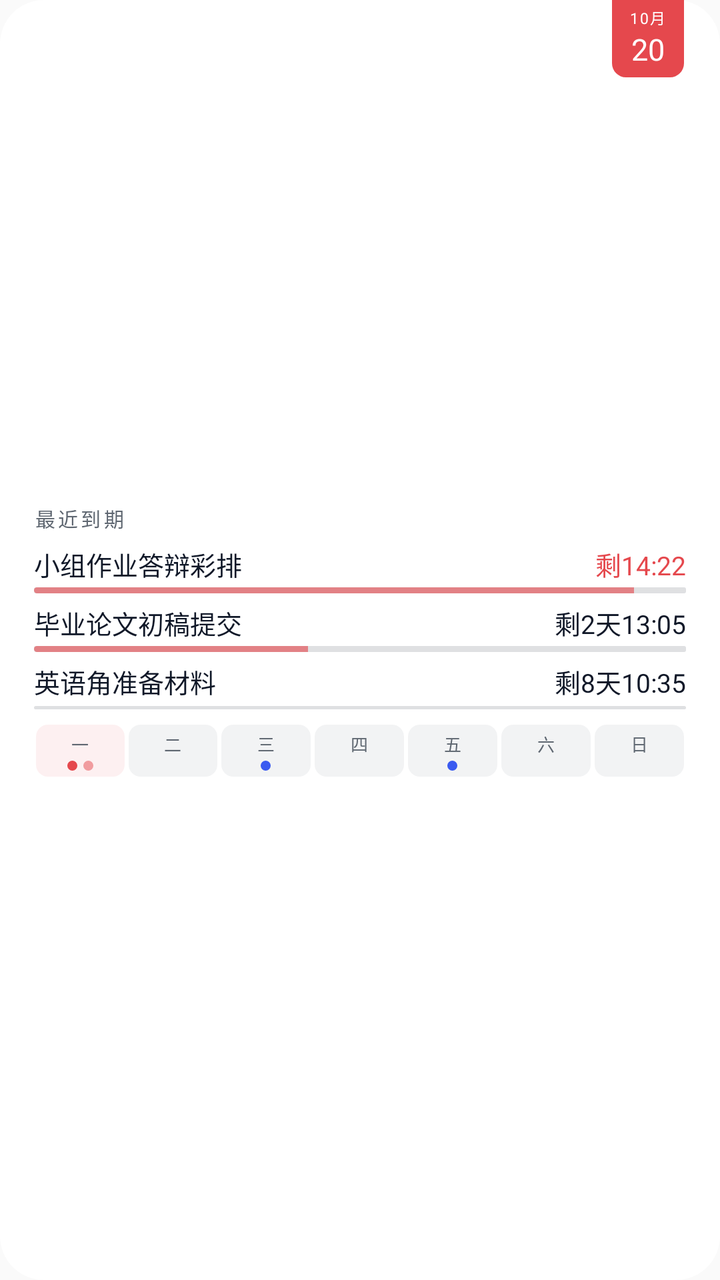
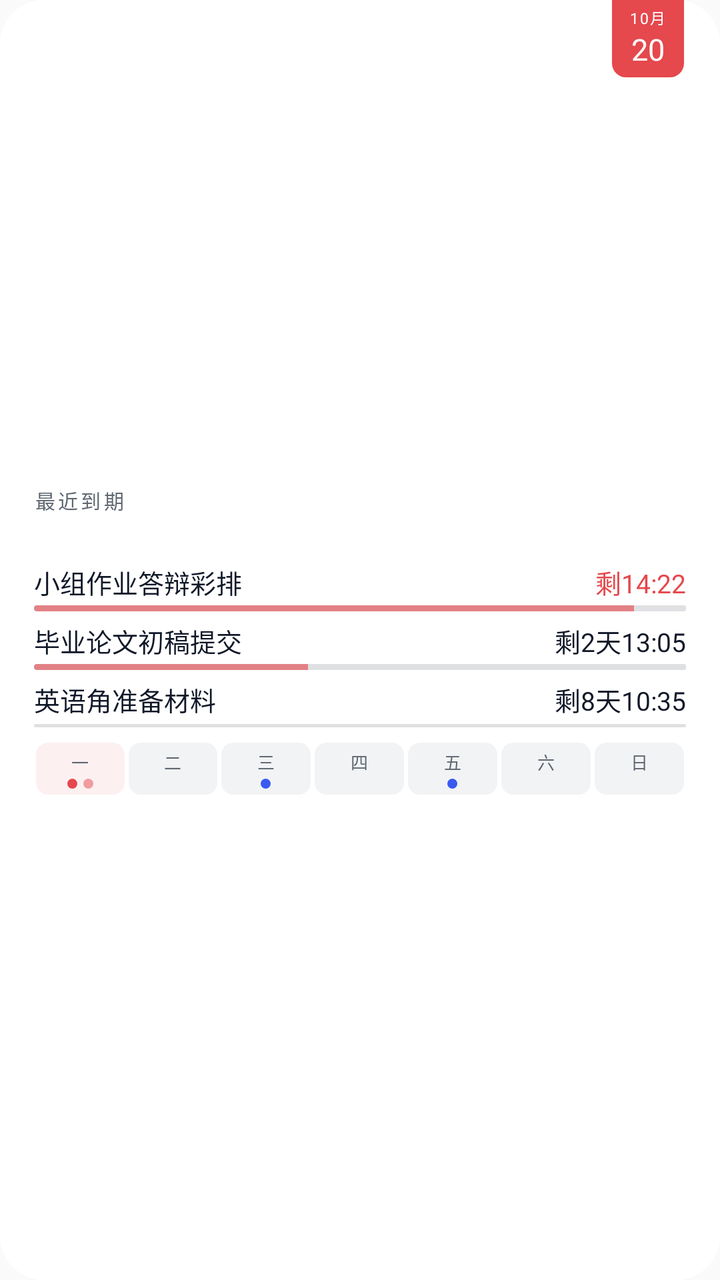

Two renders of the same Android screen: before a commit and after it. Below are the layout's source before the change and the commit's diff.
<!-- AndroidManifest.xml: application theme android:Theme.Material.Light.NoActionBar -->
<!-- res/layout/widget_v3_preview.xml -->
<?xml version="1.0" encoding="utf-8"?>
<FrameLayout xmlns:android="http://schemas.android.com/apk/res/android"
    android:layout_width="match_parent"
    android:layout_height="match_parent"
    android:background="@drawable/widget_bg_light">

    <LinearLayout
        android:layout_width="match_parent"
        android:layout_height="wrap_content"
        android:layout_gravity="center_vertical"
        android:orientation="vertical"
        android:paddingStart="17dp"
        android:paddingTop="6dp"
        android:paddingEnd="17dp"
        android:paddingBottom="6dp">

        <TextView
            android:layout_width="wrap_content"
            android:layout_height="wrap_content"
            android:text="最近到期"
            android:textColor="#FF5F6771"
            android:textSize="10sp"
            android:letterSpacing="0.14"
/>

        
        <LinearLayout
            android:layout_width="match_parent"
            android:layout_height="wrap_content"
            android:layout_marginTop="6dp"
            android:orientation="vertical">

            <LinearLayout
                android:layout_width="match_parent"
                android:layout_height="wrap_content"
                android:orientation="horizontal">

                <TextView
                    android:layout_width="0dp"
                    android:layout_height="wrap_content"
                    android:layout_weight="1"
                    android:text="小组作业答辩彩排"
                    android:textColor="#FF101828"
                    android:textSize="13sp"
                    android:maxLines="1"
                    android:ellipsize="end"
/>

                <TextView
                    android:layout_width="wrap_content"
                    android:layout_height="wrap_content"
                    android:layout_marginStart="10dp"
                    android:text="剩14:22"
                    android:textColor="#FFE5484D"
                    android:textSize="13sp"
                    android:maxLines="1"
/>
            </LinearLayout>

            <FrameLayout
                android:layout_width="match_parent"
                android:layout_height="wrap_content"
                android:layout_marginTop="2dp">

                <TextView
                    android:layout_width="match_parent"
                    android:layout_height="3dp"
                    android:background="@drawable/widget_ruler_track_light" />

                <ProgressBar
                    style="@android:style/Widget.ProgressBar.Horizontal"
                    android:layout_width="match_parent"
                    android:layout_height="3dp"
                    android:max="100"
                    android:progress="92"
                    android:progressDrawable="@drawable/widget_ruler_progress" />
            </FrameLayout>
        </LinearLayout>

        
        <LinearLayout
            android:layout_width="match_parent"
            android:layout_height="wrap_content"
            android:layout_marginTop="5dp"
            android:orientation="vertical">

            <LinearLayout
                android:layout_width="match_parent"
                android:layout_height="wrap_content"
                android:orientation="horizontal">

                <TextView
                    android:layout_width="0dp"
                    android:layout_height="wrap_content"
                    android:layout_weight="1"
                    android:text="毕业论文初稿提交"
                    android:textColor="#FF101828"
                    android:textSize="13sp"
                    android:maxLines="1"
                    android:ellipsize="end"
/>

                <TextView
                    android:layout_width="wrap_content"
                    android:layout_height="wrap_content"
                    android:layout_marginStart="10dp"
                    android:text="剩2天13:05"
                    android:textColor="#FF101828"
                    android:textSize="13sp"
                    android:maxLines="1"
/>
            </LinearLayout>

            <FrameLayout
                android:layout_width="match_parent"
                android:layout_height="wrap_content"
                android:layout_marginTop="2dp">

                <TextView
                    android:layout_width="match_parent"
                    android:layout_height="3dp"
                    android:background="@drawable/widget_ruler_track_light" />

                <ProgressBar
                    style="@android:style/Widget.ProgressBar.Horizontal"
                    android:layout_width="match_parent"
                    android:layout_height="3dp"
                    android:max="100"
                    android:progress="42"
                    android:progressDrawable="@drawable/widget_ruler_progress" />
            </FrameLayout>
        </LinearLayout>

        
        <LinearLayout
            android:layout_width="match_parent"
            android:layout_height="wrap_content"
            android:layout_marginTop="5dp"
            android:orientation="vertical">

            <LinearLayout
                android:layout_width="match_parent"
                android:layout_height="wrap_content"
                android:orientation="horizontal">

                <TextView
                    android:layout_width="0dp"
                    android:layout_height="wrap_content"
                    android:layout_weight="1"
                    android:text="英语角准备材料"
                    android:textColor="#FF101828"
                    android:textSize="13sp"
                    android:maxLines="1"
                    android:ellipsize="end"
/>

                <TextView
                    android:layout_width="wrap_content"
                    android:layout_height="wrap_content"
                    android:layout_marginStart="10dp"
                    android:text="剩8天10:35"
                    android:textColor="#FF101828"
                    android:textSize="13sp"
                    android:maxLines="1"
/>
            </LinearLayout>

            <FrameLayout
                android:layout_width="match_parent"
                android:layout_height="3dp"
                android:layout_marginTop="2dp">

                <TextView
                    android:layout_width="match_parent"
                    android:layout_height="1.5dp"
                    android:layout_gravity="center_vertical"
                    android:background="@drawable/widget_ruler_track_light" />
            </FrameLayout>
        </LinearLayout>

        
        <LinearLayout
            android:layout_width="match_parent"
            android:layout_height="wrap_content"
            android:layout_marginTop="7dp"
            android:orientation="horizontal">

            <LinearLayout
                android:layout_width="0dp"
                android:layout_height="wrap_content"
                android:layout_marginStart="1dp"
                android:layout_marginEnd="1dp"
                android:layout_weight="1"
                android:background="@drawable/widget_cell_today_light"
                android:gravity="center_horizontal"
                android:orientation="vertical"
                android:paddingTop="3dp"
                android:paddingBottom="3dp">

                <TextView
                    android:layout_width="wrap_content"
                    android:layout_height="wrap_content"
                    android:text="一"
                    android:textColor="#FF5F6771"
                    android:textSize="8.5sp" />

                <LinearLayout
                    android:layout_width="wrap_content"
                    android:layout_height="5dp"
                    android:layout_marginTop="2dp"
                    android:gravity="center"
                    android:orientation="horizontal">

                    <TextView
                        android:layout_width="5dp"
                        android:layout_height="5dp"
                        android:background="@drawable/dot_red" />

                    <TextView
                        android:layout_width="5dp"
                        android:layout_height="5dp"
                        android:layout_marginStart="3dp"
                        android:background="@drawable/dot_red_soft" />
                </LinearLayout>
            </LinearLayout>

            <LinearLayout
                android:layout_width="0dp"
                android:layout_height="wrap_content"
                android:layout_marginStart="1dp"
                android:layout_marginEnd="1dp"
                android:layout_weight="1"
                android:background="@drawable/widget_cell_light"
                android:gravity="center_horizontal"
                android:orientation="vertical"
                android:paddingTop="3dp"
                android:paddingBottom="3dp">

                <TextView
                    android:layout_width="wrap_content"
                    android:layout_height="wrap_content"
                    android:text="二"
                    android:textColor="#FF5F6771"
                    android:textSize="8.5sp" />

                <LinearLayout
                    android:layout_width="wrap_content"
                    android:layout_height="5dp"
                    android:layout_marginTop="2dp"
                    android:gravity="center"
                    android:orientation="horizontal" />
            </LinearLayout>

            <LinearLayout
                android:layout_width="0dp"
                android:layout_height="wrap_content"
                android:layout_marginStart="1dp"
                android:layout_marginEnd="1dp"
                android:layout_weight="1"
                android:background="@drawable/widget_cell_light"
                android:gravity="center_horizontal"
                android:orientation="vertical"
                android:paddingTop="3dp"
                android:paddingBottom="3dp">

                <TextView
                    android:layout_width="wrap_content"
                    android:layout_height="wrap_content"
                    android:text="三"
                    android:textColor="#FF5F6771"
                    android:textSize="8.5sp" />

                <LinearLayout
                    android:layout_width="wrap_content"
                    android:layout_height="5dp"
                    android:layout_marginTop="2dp"
                    android:gravity="center"
                    android:orientation="horizontal">

                    <TextView
                        android:layout_width="5dp"
                        android:layout_height="5dp"
                        android:background="@drawable/dot_ind_light" />
                </LinearLayout>
            </LinearLayout>

            <LinearLayout
                android:layout_width="0dp"
                android:layout_height="wrap_content"
                android:layout_marginStart="1dp"
                android:layout_marginEnd="1dp"
                android:layout_weight="1"
                android:background="@drawable/widget_cell_light"
                android:gravity="center_horizontal"
                android:orientation="vertical"
                android:paddingTop="3dp"
                android:paddingBottom="3dp">

                <TextView
                    android:layout_width="wrap_content"
                    android:layout_height="wrap_content"
                    android:text="四"
                    android:textColor="#FF5F6771"
                    android:textSize="8.5sp" />

                <LinearLayout
                    android:layout_width="wrap_content"
                    android:layout_height="5dp"
                    android:layout_marginTop="2dp"
                    android:gravity="center"
                    android:orientation="horizontal" />
            </LinearLayout>

            <LinearLayout
                android:layout_width="0dp"
                android:layout_height="wrap_content"
                android:layout_marginStart="1dp"
                android:layout_marginEnd="1dp"
                android:layout_weight="1"
                android:background="@drawable/widget_cell_light"
                android:gravity="center_horizontal"
                android:orientation="vertical"
                android:paddingTop="3dp"
                android:paddingBottom="3dp">

                <TextView
                    android:layout_width="wrap_content"
                    android:layout_height="wrap_content"
                    android:text="五"
                    android:textColor="#FF5F6771"
                    android:textSize="8.5sp" />

                <LinearLayout
                    android:layout_width="wrap_content"
                    android:layout_height="5dp"
                    android:layout_marginTop="2dp"
                    android:gravity="center"
                    android:orientation="horizontal">

                    <TextView
                        android:layout_width="5dp"
                        android:layout_height="5dp"
                        android:background="@drawable/dot_ind_light" />
                </LinearLayout>
            </LinearLayout>

            <LinearLayout
                android:layout_width="0dp"
                android:layout_height="wrap_content"
                android:layout_marginStart="1dp"
                android:layout_marginEnd="1dp"
                android:layout_weight="1"
                android:background="@drawable/widget_cell_light"
                android:gravity="center_horizontal"
                android:orientation="vertical"
                android:paddingTop="3dp"
                android:paddingBottom="3dp">

                <TextView
                    android:layout_width="wrap_content"
                    android:layout_height="wrap_content"
                    android:text="六"
                    android:textColor="#FF5F6771"
                    android:textSize="8.5sp" />

                <LinearLayout
                    android:layout_width="wrap_content"
                    android:layout_height="5dp"
                    android:layout_marginTop="2dp"
                    android:gravity="center"
                    android:orientation="horizontal" />
            </LinearLayout>

            <LinearLayout
                android:layout_width="0dp"
                android:layout_height="wrap_content"
                android:layout_marginStart="1dp"
                android:layout_marginEnd="1dp"
                android:layout_weight="1"
                android:background="@drawable/widget_cell_light"
                android:gravity="center_horizontal"
                android:orientation="vertical"
                android:paddingTop="3dp"
                android:paddingBottom="3dp">

                <TextView
                    android:layout_width="wrap_content"
                    android:layout_height="wrap_content"
                    android:text="日"
                    android:textColor="#FF5F6771"
                    android:textSize="8.5sp" />

                <LinearLayout
                    android:layout_width="wrap_content"
                    android:layout_height="5dp"
                    android:layout_marginTop="2dp"
                    android:gravity="center"
                    android:orientation="horizontal" />
            </LinearLayout>
        </LinearLayout>
    </LinearLayout>

    <LinearLayout
        android:layout_width="36dp"
        android:layout_height="wrap_content"
        android:layout_gravity="top|end"
        android:layout_marginEnd="18dp"
        android:background="@drawable/widget_calpg_light"
        android:gravity="center_horizontal"
        android:orientation="vertical"
        android:paddingTop="3dp"
        android:paddingBottom="4dp">

        <TextView
            android:layout_width="wrap_content"
            android:layout_height="wrap_content"
            android:text="10月"
            android:textColor="#FFFFFFFF"
            android:textSize="7.5sp"
            android:letterSpacing="0.08"
/>

        <TextView
            android:layout_width="wrap_content"
            android:layout_height="wrap_content"
            android:text="20"
            android:textColor="#FFFFFFFF"
            android:textSize="15sp"
/>
    </LinearLayout>
</FrameLayout>
<!-- resources referenced by this layout -->
<resources>
  <!-- drawable dot_ind_light (drawable) -->
  <?xml version="1.0" encoding="utf-8"?>
  <shape xmlns:android="http://schemas.android.com/apk/res/android" android:shape="oval">
      <solid android:color="#FF3A5AF0" />
  </shape>
  <!-- drawable dot_red (drawable) -->
  <?xml version="1.0" encoding="utf-8"?>
  <shape xmlns:android="http://schemas.android.com/apk/res/android" android:shape="oval">
      <solid android:color="#FFE5484D" />
  </shape>
  <!-- drawable dot_red_soft (drawable) -->
  <?xml version="1.0" encoding="utf-8"?>
  <shape xmlns:android="http://schemas.android.com/apk/res/android" android:shape="oval">
      <solid android:color="#80E5484D" />
  </shape>
  <!-- drawable widget_bg_light (drawable) -->
  <?xml version="1.0" encoding="utf-8"?>
  <shape xmlns:android="http://schemas.android.com/apk/res/android">
      <solid android:color="#FFFFFFFF" />
      <corners android:radius="22dp" />
  </shape>
  <!-- drawable widget_calpg_light (drawable) -->
  <?xml version="1.0" encoding="utf-8"?>
  <shape xmlns:android="http://schemas.android.com/apk/res/android">
      <solid android:color="#FFE5484D" />
      <corners android:bottomLeftRadius="7dp" android:bottomRightRadius="7dp" />
  </shape>
  <!-- drawable widget_cell_light (drawable) -->
  <?xml version="1.0" encoding="utf-8"?>
  <shape xmlns:android="http://schemas.android.com/apk/res/android">
      <solid android:color="#0D101828" />
      <corners android:radius="6dp" />
  </shape>
  <!-- drawable widget_cell_today_light (drawable) -->
  <?xml version="1.0" encoding="utf-8"?>
  <shape xmlns:android="http://schemas.android.com/apk/res/android">
      <solid android:color="#14E5484D" />
      <corners android:radius="6dp" />
  </shape>
  <!-- drawable widget_ruler_progress (drawable) -->
  <?xml version="1.0" encoding="utf-8"?>
  <layer-list xmlns:android="http://schemas.android.com/apk/res/android">
      <item android:id="@android:id/progress">
          <clip>
              <shape android:shape="rectangle">
                  <corners android:radius="2dp" />
                  <solid android:color="#9EE5484D" />
              </shape>
          </clip>
      </item>
  </layer-list>
  <!-- drawable widget_ruler_track_light (drawable) -->
  <?xml version="1.0" encoding="utf-8"?>
  <shape xmlns:android="http://schemas.android.com/apk/res/android">
      <solid android:color="#22101828" />
      <corners android:radius="1dp" />
  </shape>
</resources>

<!-- the commit's change to res/layout/widget_v3_preview.xml (unified diff, before → after) -->
@@ -17,6 +17,7 @@
         <TextView
             android:layout_width="wrap_content"
             android:layout_height="wrap_content"
+            android:layout_marginBottom="18dp"
             android:text="最近到期"
             android:textColor="#FF5F6771"
             android:textSize="10sp"
